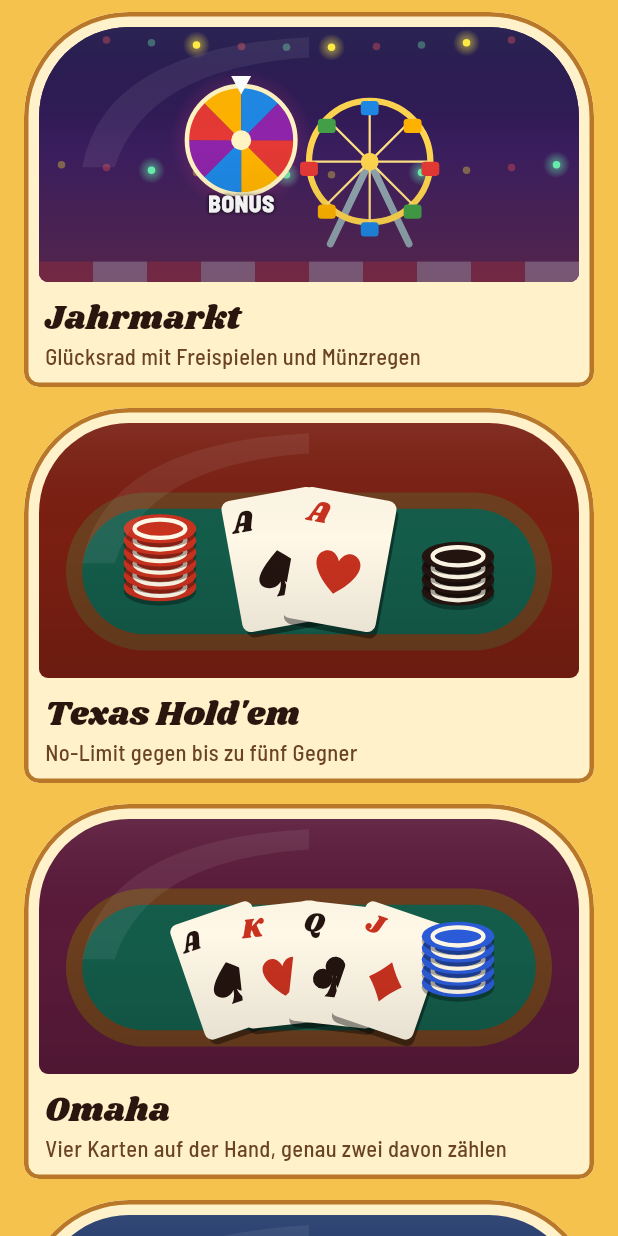
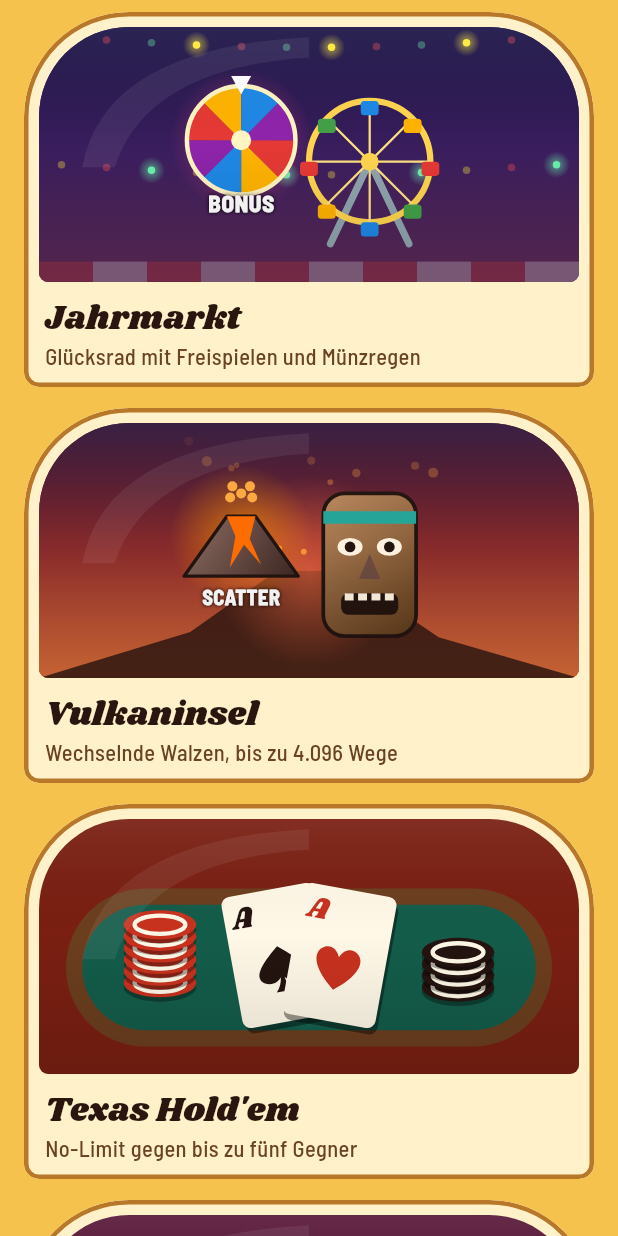
Before and after one commit to Batlh/casino-app, a Flutter app: the screen it shows after launch, scrolled down 1728 dp, on a phone screen of 412 x 824 dp. Run offline on Flutter 3.47's test engine with Material 3 defaults, Android fonts, the phone set to English and light mode, and no system bars; our stand-ins replace audioplayers, file_picker, shared_preferences, wakelock_plus; missing offline and left inert: forge2d.

Commit message:
Vulkaninsel: sechs Walzen mit wechselnder Höhe und Kaskaden; Vorschaubilder Five Card Draw
Co-Authored-By: Claude Opus 5.5 <noreply@anthropic.com>

```diff
--- a/lib/games/holdem/holdem_screen.dart
+++ b/lib/games/holdem/holdem_screen.dart
@@ -591,6 +591,7 @@ class _Felt extends StatelessWidget {
           Padding(
             padding: const EdgeInsets.symmetric(horizontal: 3),
             child: GestureDetector(
+              key: ValueKey('hand-$i'),
               onTap: tappable ? () => onTapCard(i) : null,
               child: AnimatedSlide(
                 duration: const Duration(milliseconds: 150),
--- a/lib/games/slots/slot_games.dart
+++ b/lib/games/slots/slot_games.dart
@@ -9,6 +9,7 @@ import 'slot_data.dart';
 import 'slot_data_neu.dart';
 import 'slot_engine.dart';
 import 'tiefsee_art.dart';
+import 'vulkan_art.dart';
 
 /// Ein Slot: Regeln plus eigene Grafik und Texte.
 class SlotGame {
@@ -359,4 +360,48 @@ const jahrmarkt = SlotGame(
   freeSpinLine: 'Freispiel, Sterne füllen die Walze',
 );
 
-const allSlots = [kosmos78, tiefsee, schrebergarten, edelsteinmine, drachenhort, jahrmarkt];
+/// Sechs Walzen, jede Drehung mit neuer Höhe je Walze (2 bis 5 Symbole), dazu Kaskaden.
+const vulkaninsel = SlotGame(
+  name: 'Vulkaninsel',
+  blurb: 'Wechselnde Walzen, bis zu 4.096 Wege',
+  rules: SlotRules(
+    rows: 5,
+    heights: [2, 3, 4, 5],
+    mode: PayMode.ways,
+    waysDivisor: 500,
+    strips: vulkanStrips,
+    linePays: {
+      0: [1, 3, 6, 12],
+      1: [2, 4, 8, 15],
+      2: [2, 5, 9, 20],
+      3: [3, 6, 12, 27],
+      4: [5, 9, 19, 46],
+      5: [8, 15, 38, 92],
+    },
+    cascade: [1, 2, 3, 4, 5],
+    freeCascade: [2, 4, 6, 8, 10, 15],
+    scatterPays: [2, 5, 20],
+    freeSpins: 12,
+  ),
+  stakes: [500, 1000, 1500, 2000, 3000, 5000],
+  symbolNames: ['Kokosnuss', 'Ananas', 'Hibiskus', 'Papagei', 'Schildkröte', 'Tiki-Maske', 'Lavastein', 'Vulkan', '', ''],
+  paintSymbol: paintVulkanSymbol,
+  paintBackdrop: paintVulkanBackdrop,
+  background: BoxDecoration(
+    gradient: LinearGradient(
+      begin: Alignment.topCenter,
+      end: Alignment.bottomCenter,
+      colors: [Color(0xFF2B1036), Color(0xFF5E1F24), Color(0xFF1A0B0B)],
+    ),
+  ),
+  frame: [Color(0xFFFFAB40), Color(0xFFBF360C), Color(0xFF3E1A10)],
+  lobbyColor: Color(0xFF6B1F14),
+  featureText:
+      'Jede Walze zeigt bei jeder Drehung 2 bis 5 Symbole, das ergibt bis zu 4.096 Wege. Gewinnsymbole verschwinden, neue fallen nach, '
+      'jede Kaskade erhöht den Multiplikator bis ×5. Drei oder mehr Vulkane zahlen das 2-, 5- oder 20-Fache des Einsatzes und '
+      'starten 12 Freispiele, dort steigt der Multiplikator bis ×15.',
+  wildText: 'Der Lavastein ersetzt jedes Symbol außer dem Vulkan.',
+  freeSpinLine: 'Freispiel, Kaskaden ab ×2',
+);
+
+const allSlots = [kosmos78, tiefsee, schrebergarten, edelsteinmine, drachenhort, jahrmarkt, vulkaninsel];
--- a/lib/ui/lobby_screen.dart
+++ b/lib/ui/lobby_screen.dart
@@ -145,6 +145,13 @@ class _LobbyScreenState extends State<LobbyScreen> {
         jahrmarkt.lobbyColor,
         () => _SlotArt(jahrmarkt, 5, symBonus),
         () => _open(const SlotScreen(game: jahrmarkt)),
+      ),
+      _Game(
+        vulkaninsel.name,
+        vulkaninsel.blurb,
+        vulkaninsel.lobbyColor,
+        () => _SlotArt(vulkaninsel, 5, symScatter),
+        () => _open(const SlotScreen(game: vulkaninsel)),
       ),
       _Game(
         "Texas Hold'em",
```
Also changed, not shown: lib/games/slots/slot_data_neu.dart (+9 -0 lines), lib/games/slots/vulkan_art.dart (added, +205 -0 lines), test_golden/five_card_draw_test.dart (added, +91 -0 lines), test_golden/neue_slots_test.dart (+22 -8 lines), 2 other files.
